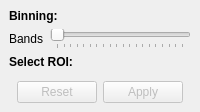
gerbilvis/gerbil, file gui/docks/roidock.ui: the form before one commit.
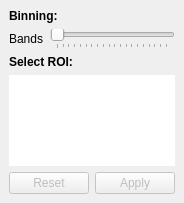
The form after the commit. Custom widgets are drawn as their Qt base class.

What changed in the file:
```diff
--- a/gui/docks/roidock.ui
+++ b/gui/docks/roidock.ui
@@ -2,6 +2,14 @@
 <ui version="4.0">
  <class>RoiDockUI</class>
  <widget class="QDockWidget" name="RoiDockUI">
+  <property name="geometry">
+   <rect>
+    <x>0</x>
+    <y>0</y>
+    <width>184</width>
+    <height>203</height>
+   </rect>
+  </property>
   <property name="windowTitle">
    <string>Region of Interest</string>
   </property>
@@ -91,12 +99,21 @@
      </widget>
     </item>
     <item>
-     <widget class="ROIView" name="roiView" native="true">
-      <property name="sizePolicy">
-       <sizepolicy hsizetype="Expanding" vsizetype="Expanding">
-        <horstretch>0</horstretch>
-        <verstretch>0</verstretch>
-       </sizepolicy>
+     <widget class="AutohideView" name="view">
+      <property name="baseSize">
+       <size>
+        <width>250</width>
+        <height>300</height>
+       </size>
+      </property>
+      <property name="frameShape">
+       <enum>QFrame::NoFrame</enum>
+      </property>
+      <property name="verticalScrollBarPolicy">
+       <enum>Qt::ScrollBarAlwaysOff</enum>
+      </property>
+      <property name="horizontalScrollBarPolicy">
+       <enum>Qt::ScrollBarAlwaysOff</enum>
       </property>
      </widget>
     </item>
@@ -118,9 +135,9 @@
  </widget>
  <customwidgets>
   <customwidget>
-   <class>ROIView</class>
-   <extends>QWidget</extends>
-   <header>widgets/roiview.h</header>
+   <class>AutohideView</class>
+   <extends>QGraphicsView</extends>
+   <header>widgets/autohideview.h</header>
   </customwidget>
  </customwidgets>
  <resources/>
```
